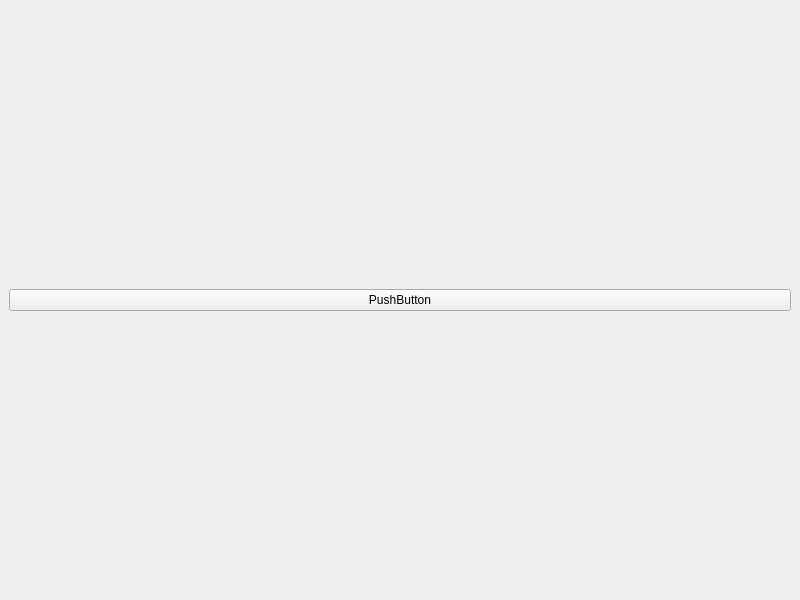
Qt form mainwindow.ui (evpgene/SimpleProjectTutorial) before a commit.
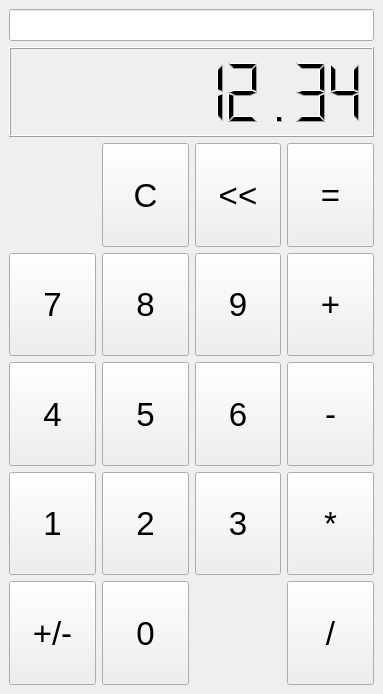
The same form after that commit.

The edit to the form file:
```diff
--- a/mainwindow.ui
+++ b/mainwindow.ui
@@ -6,12 +6,12 @@
    <rect>
     <x>0</x>
     <y>0</y>
-    <width>800</width>
-    <height>600</height>
+    <width>383</width>
+    <height>694</height>
    </rect>
   </property>
   <property name="sizePolicy">
-   <sizepolicy hsizetype="Expanding" vsizetype="Expanding">
+   <sizepolicy hsizetype="Preferred" vsizetype="Preferred">
     <horstretch>0</horstretch>
     <verstretch>0</verstretch>
    </sizepolicy>
@@ -22,12 +22,475 @@
   <widget class="QWidget" name="centralwidget">
    <layout class="QVBoxLayout" name="verticalLayout">
     <item>
-     <widget class="QPushButton" name="pushButton">
+     <widget class="QLineEdit" name="lineResult">
+      <property name="font">
+       <font>
+        <pointsize>15</pointsize>
+       </font>
+      </property>
       <property name="text">
-       <string>PushButton</string>
+       <string/>
       </property>
+      <property name="alignment">
+       <set>Qt::AlignRight|Qt::AlignTrailing|Qt::AlignVCenter</set>
+      </property>
+      <property name="readOnly">
+       <bool>true</bool>
+      </property>
      </widget>
     </item>
+    <item>
+     <widget class="QLCDNumber" name="lcdOperand">
+      <property name="minimumSize">
+       <size>
+        <width>0</width>
+        <height>90</height>
+       </size>
+      </property>
+      <property name="digitCount">
+       <number>10</number>
+      </property>
+      <property name="value" stdset="0">
+       <double>12.340000000000000</double>
+      </property>
+     </widget>
+    </item>
+    <item>
+     <layout class="QGridLayout" name="gridLayout">
+      <item row="2" column="3">
+       <widget class="QPushButton" name="Button_Minus">
+        <property name="sizePolicy">
+         <sizepolicy hsizetype="Expanding" vsizetype="Expanding">
+          <horstretch>0</horstretch>
+          <verstretch>0</verstretch>
+         </sizepolicy>
+        </property>
+        <property name="minimumSize">
+         <size>
+          <width>60</width>
+          <height>60</height>
+         </size>
+        </property>
+        <property name="font">
+         <font>
+          <pointsize>25</pointsize>
+         </font>
+        </property>
+        <property name="text">
+         <string>-</string>
+        </property>
+       </widget>
+      </item>
+      <item row="2" column="2">
+       <widget class="QPushButton" name="Button_6">
+        <property name="sizePolicy">
+         <sizepolicy hsizetype="Expanding" vsizetype="Expanding">
+          <horstretch>0</horstretch>
+          <verstretch>0</verstretch>
+         </sizepolicy>
+        </property>
+        <property name="minimumSize">
+         <size>
+          <width>60</width>
+          <height>60</height>
+         </size>
+        </property>
+        <property name="font">
+         <font>
+          <pointsize>25</pointsize>
+         </font>
+        </property>
+        <property name="text">
+         <string>6</string>
+        </property>
+       </widget>
+      </item>
+      <item row="0" column="2">
+       <widget class="QPushButton" name="Button_Backspase">
+        <property name="sizePolicy">
+         <sizepolicy hsizetype="Expanding" vsizetype="Expanding">
+          <horstretch>0</horstretch>
+          <verstretch>0</verstretch>
+         </sizepolicy>
+        </property>
+        <property name="minimumSize">
+         <size>
+          <width>60</width>
+          <height>60</height>
+         </size>
+        </property>
+        <property name="font">
+         <font>
+          <pointsize>25</pointsize>
+         </font>
+        </property>
+        <property name="text">
+         <string>&lt;&lt;</string>
+        </property>
+       </widget>
+      </item>
+      <item row="3" column="3">
+       <widget class="QPushButton" name="Button_Mult">
+        <property name="sizePolicy">
+         <sizepolicy hsizetype="Expanding" vsizetype="Expanding">
+          <horstretch>0</horstretch>
+          <verstretch>0</verstretch>
+         </sizepolicy>
+        </property>
+        <property name="minimumSize">
+         <size>
+          <width>60</width>
+          <height>60</height>
+         </size>
+        </property>
+        <property name="font">
+         <font>
+          <pointsize>25</pointsize>
+         </font>
+        </property>
+        <property name="text">
+         <string>*</string>
+        </property>
+       </widget>
+      </item>
+      <item row="3" column="0">
+       <widget class="QPushButton" name="Button_1">
+        <property name="sizePolicy">
+         <sizepolicy hsizetype="Expanding" vsizetype="Expanding">
+          <horstretch>0</horstretch>
+          <verstretch>0</verstretch>
+         </sizepolicy>
+        </property>
+        <property name="minimumSize">
+         <size>
+          <width>60</width>
+          <height>60</height>
+         </size>
+        </property>
+        <property name="font">
+         <font>
+          <pointsize>25</pointsize>
+         </font>
+        </property>
+        <property name="text">
+         <string>1</string>
+        </property>
+       </widget>
+      </item>
+      <item row="2" column="0">
+       <widget class="QPushButton" name="Button_4">
+        <property name="sizePolicy">
+         <sizepolicy hsizetype="Expanding" vsizetype="Expanding">
+          <horstretch>0</horstretch>
+          <verstretch>0</verstretch>
+         </sizepolicy>
+        </property>
+        <property name="minimumSize">
+         <size>
+          <width>60</width>
+          <height>60</height>
+         </size>
+        </property>
+        <property name="font">
+         <font>
+          <pointsize>25</pointsize>
+         </font>
+        </property>
+        <property name="text">
+         <string>4</string>
+        </property>
+       </widget>
+      </item>
+      <item row="1" column="1">
+       <widget class="QPushButton" name="Button_8">
+        <property name="sizePolicy">
+         <sizepolicy hsizetype="Expanding" vsizetype="Expanding">
+          <horstretch>0</horstretch>
+          <verstretch>0</verstretch>
+         </sizepolicy>
+        </property>
+        <property name="minimumSize">
+         <size>
+          <width>60</width>
+          <height>60</height>
+         </size>
+        </property>
+        <property name="font">
+         <font>
+          <pointsize>25</pointsize>
+         </font>
+        </property>
+        <property name="text">
+         <string>8</string>
+        </property>
+       </widget>
+      </item>
+      <item row="1" column="0">
+       <widget class="QPushButton" name="Button_7">
+        <property name="sizePolicy">
+         <sizepolicy hsizetype="Expanding" vsizetype="Expanding">
+          <horstretch>0</horstretch>
+          <verstretch>0</verstretch>
+         </sizepolicy>
+        </property>
+        <property name="minimumSize">
+         <size>
+          <width>60</width>
+          <height>60</height>
+         </size>
+        </property>
+        <property name="font">
+         <font>
+          <pointsize>25</pointsize>
+         </font>
+        </property>
+        <property name="text">
+         <string>7</string>
+        </property>
+       </widget>
+      </item>
+      <item row="3" column="1">
+       <widget class="QPushButton" name="Button_2">
+        <property name="sizePolicy">
+         <sizepolicy hsizetype="Expanding" vsizetype="Expanding">
+          <horstretch>0</horstretch>
+          <verstretch>0</verstretch>
+         </sizepolicy>
+        </property>
+        <property name="minimumSize">
+         <size>
+          <width>60</width>
+          <height>60</height>
+         </size>
+        </property>
+        <property name="font">
+         <font>
+          <pointsize>25</pointsize>
+         </font>
+        </property>
+        <property name="text">
+         <string>2</string>
+        </property>
+       </widget>
+      </item>
+      <item row="3" column="2">
+       <widget class="QPushButton" name="Button_3">
+        <property name="sizePolicy">
+         <sizepolicy hsizetype="Expanding" vsizetype="Expanding">
+          <horstretch>0</horstretch>
+          <verstretch>0</verstretch>
+         </sizepolicy>
+        </property>
+        <property name="minimumSize">
+         <size>
+          <width>60</width>
+          <height>60</height>
+         </size>
+        </property>
+        <property name="font">
+         <font>
+          <pointsize>25</pointsize>
+         </font>
+        </property>
+        <property name="text">
+         <string>3</string>
+        </property>
+       </widget>
+      </item>
+      <item row="1" column="2">
+       <widget class="QPushButton" name="Button_9">
+        <property name="sizePolicy">
+         <sizepolicy hsizetype="Expanding" vsizetype="Expanding">
+          <horstretch>0</horstretch>
+          <verstretch>0</verstretch>
+         </sizepolicy>
+        </property>
+        <property name="minimumSize">
+         <size>
+          <width>60</width>
+          <height>60</height>
+         </size>
+        </property>
+        <property name="font">
+         <font>
+          <pointsize>25</pointsize>
+         </font>
+        </property>
+        <property name="text">
+         <string>9</string>
+        </property>
+       </widget>
+      </item>
+      <item row="2" column="1">
+       <widget class="QPushButton" name="Button_5">
+        <property name="sizePolicy">
+         <sizepolicy hsizetype="Expanding" vsizetype="Expanding">
+          <horstretch>0</horstretch>
+          <verstretch>0</verstretch>
+         </sizepolicy>
+        </property>
+        <property name="minimumSize">
+         <size>
+          <width>60</width>
+          <height>60</height>
+         </size>
+        </property>
+        <property name="font">
+         <font>
+          <pointsize>25</pointsize>
+         </font>
+        </property>
+        <property name="text">
+         <string>5</string>
+        </property>
+       </widget>
+      </item>
+      <item row="4" column="0">
+       <widget class="QPushButton" name="Button_Sign">
+        <property name="sizePolicy">
+         <sizepolicy hsizetype="Expanding" vsizetype="Expanding">
+          <horstretch>0</horstretch>
+          <verstretch>0</verstretch>
+         </sizepolicy>
+        </property>
+        <property name="minimumSize">
+         <size>
+          <width>60</width>
+          <height>60</height>
+         </size>
+        </property>
+        <property name="font">
+         <font>
+          <pointsize>25</pointsize>
+         </font>
+        </property>
+        <property name="text">
+         <string>+/-</string>
+        </property>
+       </widget>
+      </item>
+      <item row="4" column="1">
+       <widget class="QPushButton" name="Button_0">
+        <property name="sizePolicy">
+         <sizepolicy hsizetype="Expanding" vsizetype="Expanding">
+          <horstretch>0</horstretch>
+          <verstretch>0</verstretch>
+         </sizepolicy>
+        </property>
+        <property name="minimumSize">
+         <size>
+          <width>60</width>
+          <height>60</height>
+         </size>
+        </property>
+        <property name="font">
+         <font>
+          <pointsize>25</pointsize>
+         </font>
+        </property>
+        <property name="text">
+         <string>0</string>
+        </property>
+       </widget>
+      </item>
+      <item row="4" column="3">
+       <widget class="QPushButton" name="Button_Div">
+        <property name="sizePolicy">
+         <sizepolicy hsizetype="Expanding" vsizetype="Expanding">
+          <horstretch>0</horstretch>
+          <verstretch>0</verstretch>
+         </sizepolicy>
+        </property>
+        <property name="minimumSize">
+         <size>
+          <width>60</width>
+          <height>60</height>
+         </size>
+        </property>
+        <property name="font">
+         <font>
+          <pointsize>25</pointsize>
+         </font>
+        </property>
+        <property name="text">
+         <string>/</string>
+        </property>
+       </widget>
+      </item>
+      <item row="1" column="3">
+       <widget class="QPushButton" name="Button_Plus">
+        <property name="sizePolicy">
+         <sizepolicy hsizetype="Expanding" vsizetype="Expanding">
+          <horstretch>0</horstretch>
+          <verstretch>0</verstretch>
+         </sizepolicy>
+        </property>
+        <property name="minimumSize">
+         <size>
+          <width>60</width>
+          <height>60</height>
+         </size>
+        </property>
+        <property name="font">
+         <font>
+          <pointsize>25</pointsize>
+         </font>
+        </property>
+        <property name="text">
+         <string>+</string>
+        </property>
+       </widget>
+      </item>
+      <item row="0" column="3">
+       <widget class="QPushButton" name="Button_Equal">
+        <property name="sizePolicy">
+         <sizepolicy hsizetype="Expanding" vsizetype="Expanding">
+          <horstretch>0</horstretch>
+          <verstretch>0</verstretch>
+         </sizepolicy>
+        </property>
+        <property name="minimumSize">
+         <size>
+          <width>60</width>
+          <height>60</height>
+         </size>
+        </property>
+        <property name="font">
+         <font>
+          <pointsize>25</pointsize>
+         </font>
+        </property>
+        <property name="text">
+         <string>=</string>
+        </property>
+       </widget>
+      </item>
+      <item row="0" column="1">
+       <widget class="QPushButton" name="Button_Clear">
+        <property name="sizePolicy">
+         <sizepolicy hsizetype="Expanding" vsizetype="Expanding">
+          <horstretch>0</horstretch>
+          <verstretch>0</verstretch>
+         </sizepolicy>
+        </property>
+        <property name="minimumSize">
+         <size>
+          <width>60</width>
+          <height>60</height>
+         </size>
+        </property>
+        <property name="font">
+         <font>
+          <pointsize>25</pointsize>
+         </font>
+        </property>
+        <property name="text">
+         <string>C</string>
+        </property>
+       </widget>
+      </item>
+     </layout>
+    </item>
    </layout>
   </widget>
  </widget>
```
